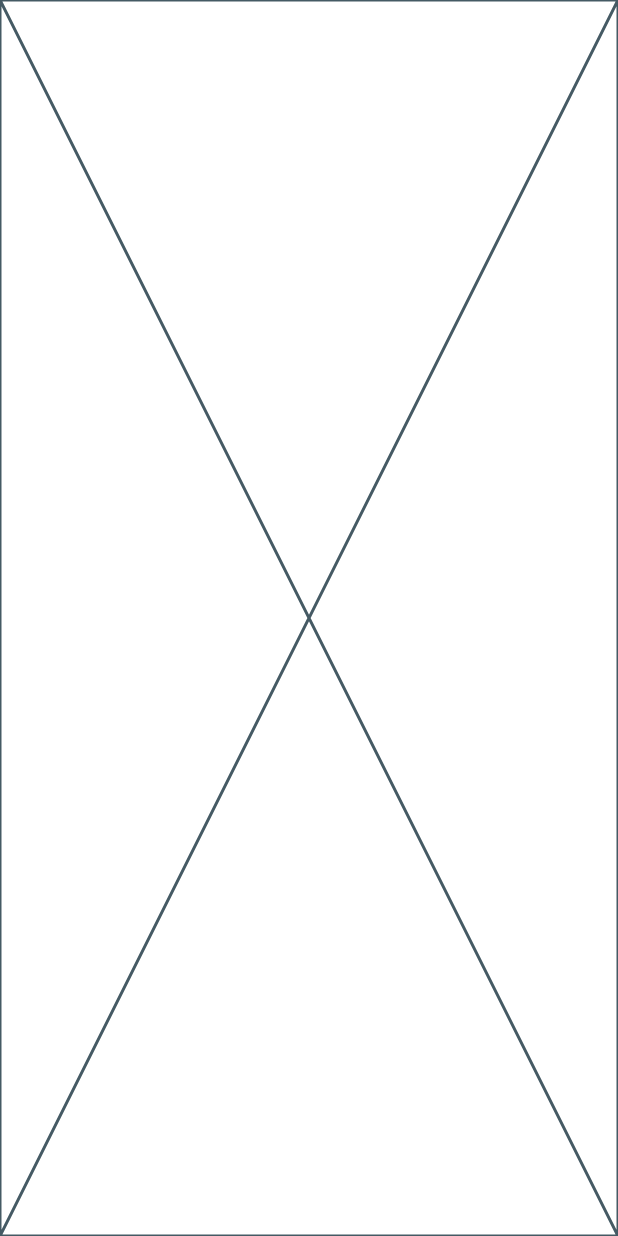
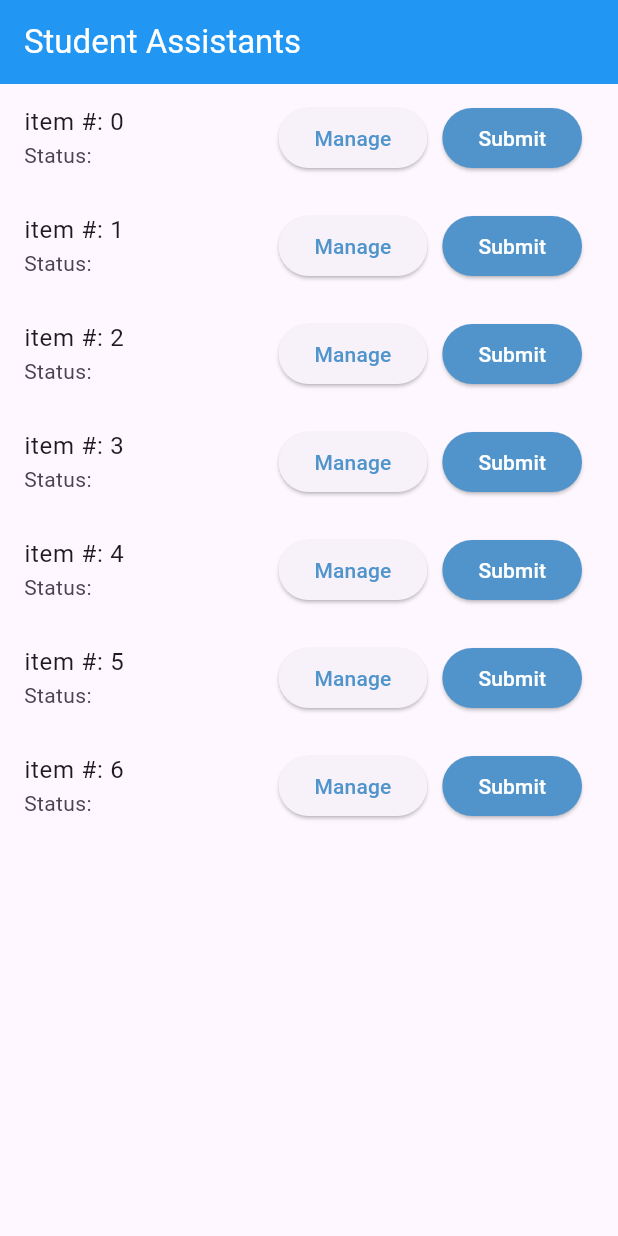
Before and after one commit to shadrackbila/Group_U, a Flutter app: the screen it shows after launch, on a phone screen of 412 x 824 dp. Run offline on Flutter 3.47's test engine with Material 3 defaults, Android fonts, the phone set to English and light mode, and no system bars.

Commit message:
feature/home page

```diff
--- /dev/null
+++ b/devtools_options.yaml
@@ -0,0 +1,3 @@
+description: This file stores settings for Dart & Flutter DevTools.
+documentation: https://docs.flutter.dev/tools/devtools/extensions#configure-extension-enablement-states
+extensions:
--- a/lib/viewModels/student_assistants_view_model.dart
+++ b/lib/viewModels/student_assistants_view_model.dart
@@ -20,4 +20,12 @@ class StudentAssistantsViewModel extends ChangeNotifier {
   String get academicLevel => _studentAssistantModel.academicLevel;
   String get module => _studentAssistantModel.module;
   bool get meetRequirements => _studentAssistantModel.meetRequirements;
+
+  void createApplication() {
+    notifyListeners();
+  }
+
+  void updateApplication() {
+    notifyListeners();
+  }
 }
--- a/lib/views/home_screen.dart
+++ b/lib/views/home_screen.dart
@@ -5,6 +5,46 @@ class HomeScreen extends StatelessWidget {
 
   @override
   Widget build(BuildContext context) {
-    return const Placeholder();
+    return Scaffold(
+      appBar: AppBar(
+        title: Text(
+          "Student Assistants",
+          style: TextStyle(color: Colors.white),
+        ),
+        centerTitle: false,
+        backgroundColor: Colors.blue,
+      ),
+      body: ListView.builder(
+        itemCount: 7,
+        itemBuilder: (context, index) {
+          return ListTile(
+            title: Text("item #: $index"),
+            subtitle: Text("Status: "),
+            trailing: Row(
+              mainAxisSize: MainAxisSize.min,
+              children: [
+                ElevatedButton(
+                  onPressed: () {},
+                  child: Text(
+                    "Manage",
+                    style: TextStyle(
+                      color: const Color.fromARGB(255, 80, 148, 203),
+                    ),
+                  ),
+                ),
+                SizedBox(width: 10),
+                ElevatedButton(
+                  style: ElevatedButton.styleFrom(
+                    backgroundColor: const Color.fromARGB(255, 80, 148, 203),
+                  ),
+                  onPressed: () {},
+                  child: Text("Submit", style: TextStyle(color: Colors.white)),
+                ),
+              ],
+            ),
+          );
+        },
+      ),
+    );
   }
 }
```
